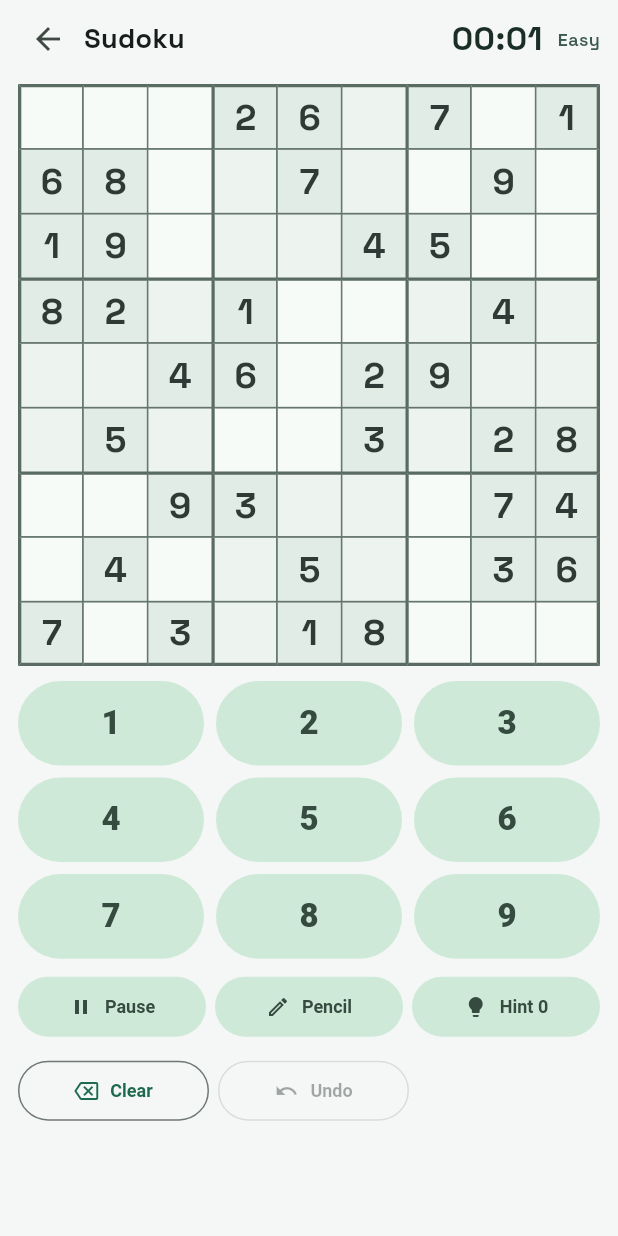
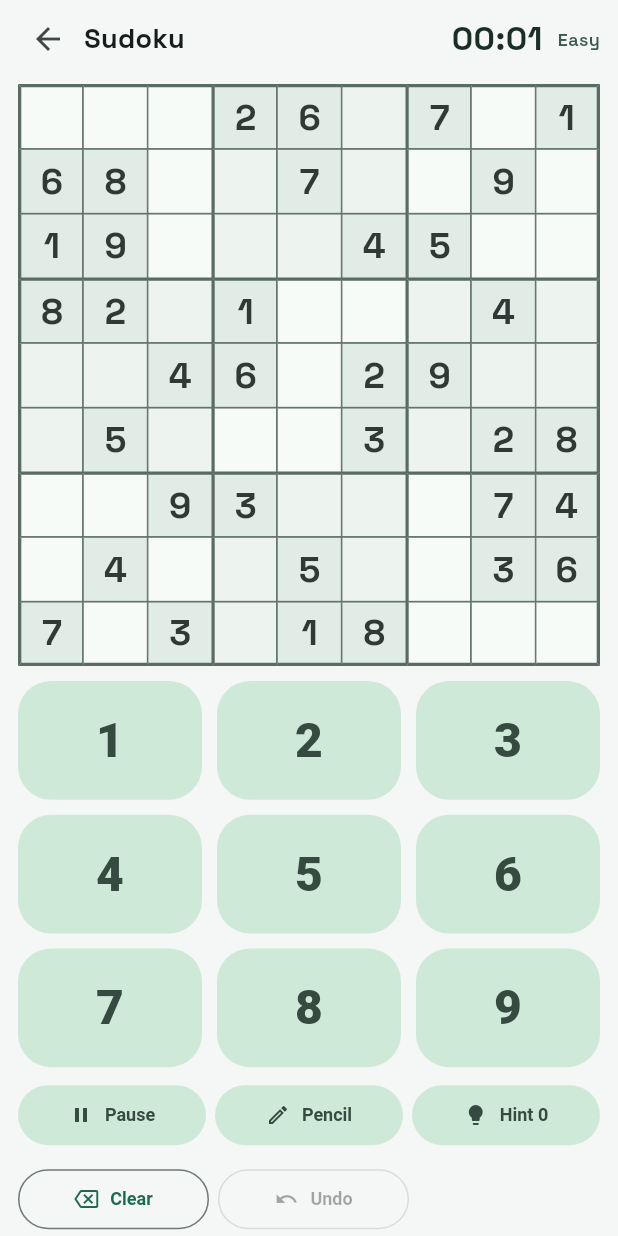
Before and after one commit to Simonsbs/logic_puzzles_app, a Flutter app: the SudokuPage screen opened directly, on a phone screen of 412 x 824 dp. Run offline on Flutter 3.47's test engine with Material 3 defaults, Android fonts, the phone set to English and light mode, and no system bars; our stand-ins replace flutter_riverpod, google_fonts, shared_preferences, supabase_flutter; accounts and stored records are empty.

Commit message:
Enlarge Sudoku number pad buttons and typography

```diff
--- a/lib/features/sudoku/sudoku_page.dart
+++ b/lib/features/sudoku/sudoku_page.dart
@@ -280,24 +280,25 @@ class _SudokuPageState extends ConsumerState<SudokuPage> with WidgetsBindingObse
       shrinkWrap: true,
       physics: const NeverScrollableScrollPhysics(),
       crossAxisCount: 3,
-      childAspectRatio: 2.2,
-      mainAxisSpacing: 8,
-      crossAxisSpacing: 8,
+      childAspectRatio: 1.55,
+      mainAxisSpacing: 10,
+      crossAxisSpacing: 10,
       children: List<Widget>.generate(9, (i) {
         final n = i + 1;
         final disabledByUsage = _isValueExhausted(n);
         return FilledButton.tonal(
           onPressed: _paused || _solved || disabledByUsage ? null : () => _applyNumber(n),
           style: FilledButton.styleFrom(
-            padding: EdgeInsets.zero,
-            textStyle: const TextStyle(fontSize: 22),
+            padding: const EdgeInsets.symmetric(vertical: 10),
+            textStyle: const TextStyle(fontSize: 32, fontWeight: FontWeight.w900),
             backgroundColor: _pencilMode ? const Color(0xFFDCE6FF) : null,
             foregroundColor: _pencilMode ? const Color(0xFF234AA5) : null,
+            shape: RoundedRectangleBorder(borderRadius: BorderRadius.circular(22)),
           ),
           child: Text(
             '$n',
             style: TextStyle(
-              fontWeight: FontWeight.w800,
+              fontWeight: FontWeight.w900,
               color: disabledByUsage ? const Color(0xFF8D9D95) : null,
             ),
           ),
```
